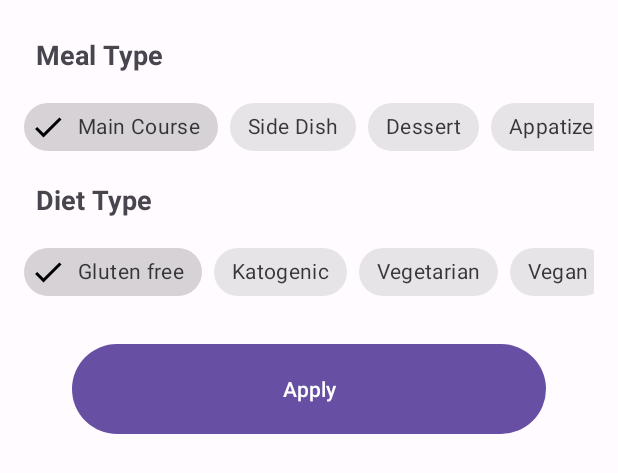
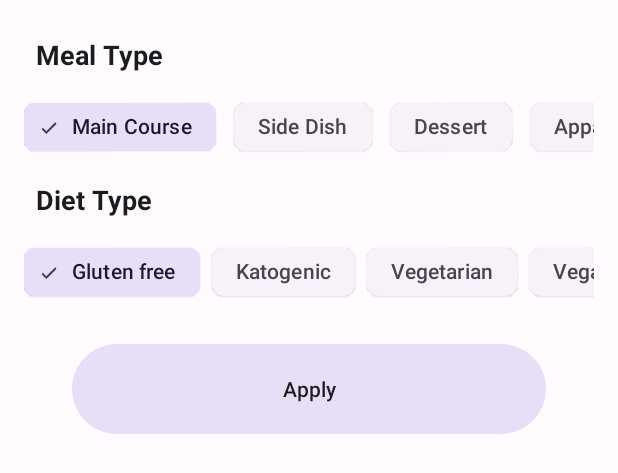
Before and after one commit to AAyar94/Food_Recipes, an Android app: the layout bottom_sheet_recipes.xml on its own in the app's theme, with its tools: preview values and no code run, on a phone screen of 412 x 824 dp. Shown: the top 473 px of the screen. Run offline under Robolectric (Android 15) with nearby library versions, the light colour scheme and no system bars; Roboto replaces fonts that are not available here.

Commit message:
Components updated to Material 3, Themes edited

```diff
--- a/app/src/main/AndroidManifest.xml
+++ b/app/src/main/AndroidManifest.xml
@@ -24,7 +24,6 @@
             android:exported="false" />
         <activity
             android:name=".ui.MainActivity"
-            android:configChanges="uiMode"
             android:exported="true">
             <intent-filter>
                 <action android:name="android.intent.action.MAIN" />
--- a/app/src/main/res/drawable/ic_instructions.xml
+++ b/app/src/main/res/drawable/ic_instructions.xml
@@ -3,7 +3,7 @@
     android:height="48dp"
     android:viewportWidth="960"
     android:viewportHeight="960"
-    android:tint="?attr/colorControlNormal">
+    android:tint="?attr/colorSecondary">
   <path
       android:fillColor="@android:color/white"
       android:pathData="M887,393L864,343L814,320L864,297L887,247L910,297L960,320L910,343L887,393ZM760,218L725,144L651,109L725,74L760,0L795,74L869,109L795,144L760,218ZM360,880Q326,880 302.5,856.5Q279,833 279,799L441,799Q441,833 417.5,856.5Q394,880 360,880ZM198,737L198,677L522,677L522,737L198,737ZM203,616Q137,573 98.5,508.5Q60,444 60,363Q60,241 149,152Q238,63 360,63Q482,63 571,152Q660,241 660,363Q660,444 622,508.5Q584,573 517,616L203,616ZM225,556L496,556Q544,524 572,473Q600,422 600,363Q600,264 529.5,193.5Q459,123 360,123Q261,123 190.5,193.5Q120,264 120,363Q120,422 148,473Q176,524 225,556ZM360,556Q360,556 360,556Q360,556 360,556Q360,556 360,556Q360,556 360,556Q360,556 360,556Q360,556 360,556Q360,556 360,556Q360,556 360,556L360,556Z"/>
--- a/app/src/main/res/layout/activity_main.xml
+++ b/app/src/main/res/layout/activity_main.xml
@@ -26,8 +26,11 @@
 
         <com.google.android.material.bottomnavigation.BottomNavigationView
             android:id="@+id/bottom_nav_bar"
+            style="@style/Widget.MaterialComponents.BottomNavigationView"
             android:layout_width="match_parent"
             android:layout_height="wrap_content"
+            android:backgroundTint="?attr/colorSecondaryContainer"
+            android:paddingTop="12dp"
             app:layout_constraintBottom_toBottomOf="parent"
             app:layout_constraintEnd_toEndOf="parent"
             app:layout_constraintStart_toStartOf="parent"
--- a/app/src/main/res/layout/bottom_sheet_recipes.xml
+++ b/app/src/main/res/layout/bottom_sheet_recipes.xml
@@ -10,6 +10,7 @@
     <androidx.constraintlayout.widget.ConstraintLayout
         android:layout_width="match_parent"
         android:layout_height="wrap_content"
+        android:background="?attr/colorSurface"
         tools:context=".ui.fragment.recipes.bottom_sheet.RecipesBottomSheet">
 
         <TextView
@@ -19,6 +20,7 @@
             android:layout_marginStart="24dp"
             android:layout_marginTop="24dp"
             android:text="@string/meal_type"
+            android:textColor="?attr/colorOnSurface"
             android:textSize="18sp"
             android:textStyle="bold"
             app:layout_constraintStart_toStartOf="parent"
@@ -43,107 +45,109 @@
 
                 <com.google.android.material.chip.ChipGroup
                     android:id="@+id/mealType_chipGroup"
+                    style="@style/Widget.Material3.ChipGroup"
                     android:layout_width="match_parent"
                     android:layout_height="match_parent"
                     app:checkedChip="@+id/main_course_chip"
+                    app:chipSpacingHorizontal="12dp"
                     app:selectionRequired="true"
                     app:singleLine="true"
                     app:singleSelection="true">
 
                     <com.google.android.material.chip.Chip
                         android:id="@+id/main_course_chip"
-                        style="@style/Widget.MaterialComponents.Chip.Filter"
+                        style="@style/Widget.Material3.Chip.Filter.Elevated"
                         android:layout_width="wrap_content"
                         android:layout_height="wrap_content"
                         android:text="@string/main_course" />
 
                     <com.google.android.material.chip.Chip
                         android:id="@+id/side_dish_chip"
-                        style="@style/Widget.MaterialComponents.Chip.Filter"
+                        style="@style/Widget.Material3.Chip.Filter.Elevated"
                         android:layout_width="wrap_content"
                         android:layout_height="wrap_content"
                         android:text="@string/side_dish" />
 
                     <com.google.android.material.chip.Chip
                         android:id="@+id/dessert_chip"
-                        style="@style/Widget.MaterialComponents.Chip.Filter"
+                        style="@style/Widget.Material3.Chip.Filter.Elevated"
                         android:layout_width="wrap_content"
                         android:layout_height="wrap_content"
                         android:text="@string/dessert" />
 
                     <com.google.android.material.chip.Chip
                         android:id="@+id/appetizer_chip"
-                        style="@style/Widget.MaterialComponents.Chip.Filter"
+                        style="@style/Widget.Material3.Chip.Filter.Elevated"
                         android:layout_width="wrap_content"
                         android:layout_height="wrap_content"
                         android:text="@string/appetizer" />
 
                     <com.google.android.material.chip.Chip
                         android:id="@+id/salad_chip"
-                        style="@style/Widget.MaterialComponents.Chip.Filter"
+                        style="@style/Widget.Material3.Chip.Filter.Elevated"
                         android:layout_width="wrap_content"
                         android:layout_height="wrap_content"
                         android:text="@string/salad" />
 
                     <com.google.android.material.chip.Chip
                         android:id="@+id/bread_chip"
-                        style="@style/Widget.MaterialComponents.Chip.Filter"
+                        style="@style/Widget.Material3.Chip.Filter.Elevated"
                         android:layout_width="wrap_content"
                         android:layout_height="wrap_content"
                         android:text="@string/bread" />
 
                     <com.google.android.material.chip.Chip
                         android:id="@+id/breakfast_chip"
-                        style="@style/Widget.MaterialComponents.Chip.Filter"
+                        style="@style/Widget.Material3.Chip.Filter.Elevated"
                         android:layout_width="wrap_content"
                         android:layout_height="wrap_content"
                         android:text="@string/breakfast" />
 
                     <com.google.android.material.chip.Chip
                         android:id="@+id/soup_chip"
-                        style="@style/Widget.MaterialComponents.Chip.Filter"
+                        style="@style/Widget.Material3.Chip.Filter.Elevated"
                         android:layout_width="wrap_content"
                         android:layout_height="wrap_content"
                         android:text="@string/soup" />
 
                     <com.google.android.material.chip.Chip
                         android:id="@+id/beverage_chip"
-                        style="@style/Widget.MaterialComponents.Chip.Filter"
+                        style="@style/Widget.Material3.Chip.Filter.Elevated"
                         android:layout_width="wrap_content"
                         android:layout_height="wrap_content"
                         android:text="@string/beverage" />
 
                     <com.google.android.material.chip.Chip
                         android:id="@+id/sauce_chip"
-                        style="@style/Widget.MaterialComponents.Chip.Filter"
+                        style="@style/Widget.Material3.Chip.Filter.Elevated"
                         android:layout_width="wrap_content"
                         android:layout_height="wrap_content"
                         android:text="@string/sauce" />
 
                     <com.google.android.material.chip.Chip
                         android:id="@+id/marinade_chip"
-                        style="@style/Widget.MaterialComponents.Chip.Filter"
+                        style="@style/Widget.Material3.Chip.Filter.Elevated"
                         android:layout_width="wrap_content"
                         android:layout_height="wrap_content"
                         android:text="@string/marinade" />
 
                     <com.google.android.material.chip.Chip
                         android:id="@+id/finger_food_chip"
-                        style="@style/Widget.MaterialComponents.Chip.Filter"
+                        style="@style/Widget.Material3.Chip.Filter.Elevated"
                         android:layout_width="wrap_content"
                         android:layout_height="wrap_content"
                         android:text="@string/fingerFood" />
 
                     <com.google.android.material.chip.Chip
                         android:id="@+id/snack_chip"
-                        style="@style/Widget.MaterialComponents.Chip.Filter"
+                        style="@style/Widget.Material3.Chip.Filter.Elevated"
                         android:layout_width="wrap_content"
                         android:layout_height="wrap_content"
                         android:text="@string/snack" />
 
                     <com.google.android.material.chip.Chip
                         android:id="@+id/drink_chip"
-                        style="@style/Widget.MaterialComponents.Chip.Filter"
+                        style="@style/Widget.Material3.Chip.Filter.Elevated"
                         android:layout_width="wrap_content"
                         android:layout_height="wrap_content"
                         android:text="@string/drink" />
@@ -158,6 +162,7 @@
             android:layout_marginStart="24dp"
             android:layout_marginTop="12dp"
             android:text="@string/diet_type"
+            android:textColor="?attr/colorOnSurface"
             android:textSize="18sp"
             android:textStyle="bold"
             app:layout_constraintStart_toStartOf="parent"
@@ -182,6 +187,7 @@
 
                 <com.google.android.material.chip.ChipGroup
                     android:id="@+id/dietType_chipGroup"
+                    style="@style/Widget.Material3.ChipGroup"
                     android:layout_width="match_parent"
                     android:layout_height="match_parent"
                     app:checkedChip="@+id/gluten_free_chip"
@@ -191,56 +197,56 @@
 
                     <com.google.android.material.chip.Chip
                         android:id="@+id/gluten_free_chip"
-                        style="@style/Widget.MaterialComponents.Chip.Filter"
+                        style="@style/Widget.Material3.Chip.Filter.Elevated"
                         android:layout_width="wrap_content"
                         android:layout_height="wrap_content"
                         android:text="@string/gluten_free" />
 
                     <com.google.android.material.chip.Chip
                         android:id="@+id/ketogenic_chip"
-                        style="@style/Widget.MaterialComponents.Chip.Filter"
+                        style="@style/Widget.Material3.Chip.Filter.Elevated"
                         android:layout_width="wrap_content"
                         android:layout_height="wrap_content"
                         android:text="@string/ketogenic" />
 
                     <com.google.android.material.chip.Chip
                         android:id="@+id/vegetarian_chip"
-                        style="@style/Widget.MaterialComponents.Chip.Filter"
+                        style="@style/Widget.Material3.Chip.Filter.Elevated"
                         android:layout_width="wrap_content"
                         android:layout_height="wrap_content"
                         android:text="@string/vegetarian" />
 
                     <com.google.android.material.chip.Chip
                         android:id="@+id/vegan_chip"
-                        style="@style/Widget.MaterialComponents.Chip.Filter"
+                        style="@style/Widget.Material3.Chip.Filter.Elevated"
                         android:layout_width="wrap_content"
                         android:layout_height="wrap_content"
                         android:text="@string/vegan" />
 
                     <com.google.android.material.chip.Chip
                         android:id="@+id/pescetarian_chip"
-                        style="@style/Widget.MaterialComponents.Chip.Filter"
+                        style="@style/Widget.Material3.Chip.Filter.Elevated"
                         android:layout_width="wrap_content"
                         android:layout_height="wrap_content"
                         android:text="@string/pescetarian" />
 
                     <com.google.android.material.chip.Chip
                         android:id="@+id/paleo_chip"
-                        style="@style/Widget.MaterialComponents.Chip.Filter"
+                        style="@style/Widget.Material3.Chip.Filter.Elevated"
                         android:layout_width="wrap_content"
                         android:layout_height="wrap_content"
                         android:text="@string/paleo" />
 
                     <com.google.android.material.chip.Chip
                         android:id="@+id/primal_chip"
-                        style="@style/Widget.MaterialComponents.Chip.Filter"
+                        style="@style/Widget.Material3.Chip.Filter.Elevated"
                         android:layout_width="wrap_content"
                         android:layout_height="wrap_content"
                         android:text="@string/primal" />
 
                     <com.google.android.material.chip.Chip
                         android:id="@+id/whole30_chip"
-                        style="@style/Widget.MaterialComponents.Chip.Filter"
+                        style="@style/Widget.Material3.Chip.Filter.Elevated"
                         android:layout_width="wrap_content"
                         android:layout_height="wrap_content"
                         android:text="@string/whole30" />
@@ -251,7 +257,7 @@
 
         <com.google.android.material.button.MaterialButton
             android:id="@+id/apply_btn"
-            style="@style/ThemeOverlay.Material3.Button.TonalButton"
+            style="@style/Widget.Material3.Button.TonalButton"
             android:layout_width="match_parent"
             android:layout_height="60dp"
             android:layout_marginStart="48dp"
@@ -261,6 +267,7 @@
             android:background="@drawable/btn_shape"
             android:text="@string/apply"
             android:textAllCaps="false"
+            android:textColor="?attr/colorOnSurface"
             app:layout_constraintBottom_toBottomOf="parent"
             app:layout_constraintEnd_toEndOf="parent"
             app:layout_constraintStart_toStartOf="parent"
--- a/app/src/main/res/layout/fragment_favorites.xml
+++ b/app/src/main/res/layout/fragment_favorites.xml
@@ -17,6 +17,7 @@
     <androidx.constraintlayout.widget.ConstraintLayout
         android:layout_width="match_parent"
         android:layout_height="match_parent"
+        android:background="?attr/colorSecondaryContainer"
         tools:context=".ui.fragment.favorites.FavoritesFragment">
 
         <androidx.recyclerview.widget.RecyclerView
@@ -29,10 +30,10 @@
             android:layout_marginRight="8dp"
             app:layout_constraintBottom_toBottomOf="parent"
             app:layout_constraintEnd_toEndOf="parent"
-            app:layout_constraintHorizontal_bias="0.5"
             app:layout_constraintStart_toStartOf="parent"
             app:layout_constraintTop_toTopOf="parent"
-            app:layout_constraintVertical_bias="0.5" />
+            tools:itemCount="5"
+            tools:listitem="@layout/row_layout_favorites" />
 
         <ImageView
             android:id="@+id/noDataImageView"
--- a/app/src/main/res/layout/fragment_ingredients.xml
+++ b/app/src/main/res/layout/fragment_ingredients.xml
@@ -4,6 +4,7 @@
     xmlns:tools="http://schemas.android.com/tools"
     android:layout_width="match_parent"
     android:layout_height="match_parent"
+    android:background="?colorSecondaryContainer"
     tools:context=".ui.ingredients.IngredientsFragment">
 
 
@@ -12,6 +13,8 @@
         android:layout_width="match_parent"
         android:layout_height="match_parent"
         app:layout_constraintBottom_toBottomOf="parent"
-        app:layout_constraintTop_toTopOf="parent" />
+        app:layout_constraintTop_toTopOf="parent"
+        tools:itemCount="5"
+        tools:listitem="@layout/row_layout_ingredients" />
 
 </FrameLayout>
--- a/app/src/main/res/layout/row_layout_ingredients.xml
+++ b/app/src/main/res/layout/row_layout_ingredients.xml
@@ -52,7 +52,7 @@
                 android:layout_marginTop="12dp"
                 android:layout_marginEnd="12dp"
                 android:fontFamily="@font/courgette"
-                android:textColor="?colorOnBackground"
+                android:textColor="?colorOnSurface"
                 android:textSize="20sp"
                 android:textStyle="bold"
                 app:layout_constraintEnd_toEndOf="parent"
@@ -64,6 +64,7 @@
                 android:id="@+id/ingredient_amount"
                 android:layout_width="wrap_content"
                 android:layout_height="wrap_content"
+                android:textColor="?colorOnSurface"
                 android:layout_marginTop="12dp"
                 app:layout_constraintStart_toStartOf="@+id/ingredient_name"
                 app:layout_constraintTop_toBottomOf="@+id/ingredient_name"
@@ -73,6 +74,7 @@
                 android:id="@+id/ingredient_unit"
                 android:layout_width="wrap_content"
                 android:layout_height="wrap_content"
+                android:textColor="?colorOnSurface"
                 android:layout_marginStart="8dp"
                 app:layout_constraintBottom_toBottomOf="@+id/ingredient_amount"
                 app:layout_constraintStart_toEndOf="@+id/ingredient_amount"
@@ -84,6 +86,7 @@
                 android:layout_width="0dp"
                 android:layout_height="wrap_content"
                 android:layout_marginTop="12dp"
+                android:textColor="?colorOnSurface"
                 android:layout_marginEnd="12dp"
                 app:layout_constraintEnd_toEndOf="parent"
                 app:layout_constraintStart_toStartOf="@+id/ingredient_amount"
@@ -97,6 +100,7 @@
                 android:layout_marginTop="12dp"
                 android:layout_marginEnd="12dp"
                 android:layout_marginBottom="12dp"
+                android:textColor="?colorOnSurface"
                 app:layout_constraintBottom_toBottomOf="parent"
                 app:layout_constraintEnd_toEndOf="parent"
                 app:layout_constraintStart_toStartOf="@+id/ingredient_consistency"
--- a/app/src/main/res/menu/favorites_contextual_mode.xml
+++ b/app/src/main/res/menu/favorites_contextual_mode.xml
@@ -4,6 +4,7 @@
     <item
         android:id="@+id/deleteFavoriteRecipeMenu"
         android:icon="@drawable/ic_delete"
+        android:iconTint="?colorOnSurface"
         android:title="@string/delete_favorite_menu"
         app:showAsAction="ifRoom" />
 </menu>
```
Also changed, not shown: app/src/main/java/com/aayar94/foodrecipes/ui/DetailsActivity.kt (+10 -6 lines), app/src/main/java/com/aayar94/foodrecipes/ui/MainActivity.kt (+9 -0 lines), app/src/main/res/drawable/ic_ingredients.xml (+5 -5 lines), app/src/main/res/drawable/ic_overview.xml (+5 -5 lines), app/src/main/res/layout/activity_details.xml (+7 -3 lines), app/src/main/res/layout/fragment_overview.xml (+8 -0 lines), app/src/main/res/layout/fragment_recipes.xml (+10 -3 lines), app/src/main/res/layout/row_layout_favorites.xml (+8 -6 lines), app/src/main/res/layout/row_layout_recipes.xml (+4 -4 lines), app/src/main/res/menu/recipes_menu.xml (+4 -4 lines), app/src/main/res/values/themes.xml (+9 -1 lines).
